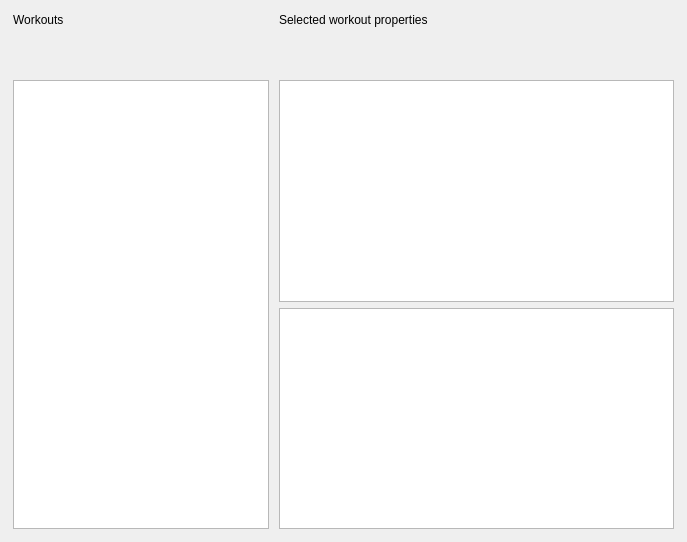
Before: the Qt Designer form src/ui/WorkoutEditor.ui in antongus/kettlebell-timer, drawn with Qt 5.
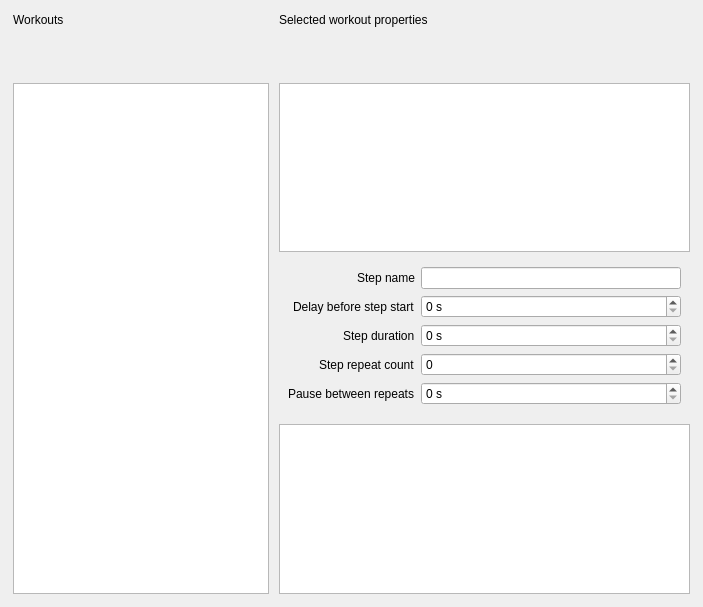
After: the same form once the commit is applied.

Commit message: add ID to Workout class, use it to identify workout

Patch:
```diff
--- a/src/ui/WorkoutEditor.ui
+++ b/src/ui/WorkoutEditor.ui
@@ -6,8 +6,8 @@
    <rect>
     <x>0</x>
     <y>0</y>
-    <width>687</width>
-    <height>542</height>
+    <width>703</width>
+    <height>607</height>
    </rect>
   </property>
   <property name="windowTitle">
@@ -38,6 +38,12 @@
       </item>
       <item>
        <widget class="QWidget" name="widget_4" native="true">
+        <property name="minimumSize">
+         <size>
+          <width>0</width>
+          <height>44</height>
+         </size>
+        </property>
         <layout class="QHBoxLayout" name="horizontalLayout_4">
          <property name="leftMargin">
           <number>1</number>
@@ -161,6 +167,12 @@
       </item>
       <item>
        <widget class="QWidget" name="widget_5" native="true">
+        <property name="minimumSize">
+         <size>
+          <width>0</width>
+          <height>44</height>
+         </size>
+        </property>
         <layout class="QHBoxLayout" name="horizontalLayout_5">
          <property name="leftMargin">
           <number>1</number>
@@ -245,7 +257,84 @@
        </widget>
       </item>
       <item>
-       <widget class="QListWidget" name="listWorkoutProgram"/>
+       <widget class="QListWidget" name="listWorkoutSteps"/>
+      </item>
+      <item>
+       <widget class="QWidget" name="widget_3" native="true">
+        <property name="minimumSize">
+         <size>
+          <width>0</width>
+          <height>160</height>
+         </size>
+        </property>
+        <layout class="QFormLayout" name="formLayout">
+         <property name="labelAlignment">
+          <set>Qt::AlignRight|Qt::AlignTrailing|Qt::AlignVCenter</set>
+         </property>
+         <item row="0" column="0">
+          <widget class="QLabel" name="label_3">
+           <property name="text">
+            <string>Step name</string>
+           </property>
+          </widget>
+         </item>
+         <item row="0" column="1">
+          <widget class="QLineEdit" name="edStepCaption"/>
+         </item>
+         <item row="1" column="0">
+          <widget class="QLabel" name="label_4">
+           <property name="text">
+            <string>Delay before step start</string>
+           </property>
+          </widget>
+         </item>
+         <item row="1" column="1">
+          <widget class="QSpinBox" name="sbDelayBeforeStart">
+           <property name="suffix">
+            <string> s</string>
+           </property>
+          </widget>
+         </item>
+         <item row="2" column="0">
+          <widget class="QLabel" name="label_5">
+           <property name="text">
+            <string>Step duration</string>
+           </property>
+          </widget>
+         </item>
+         <item row="2" column="1">
+          <widget class="QSpinBox" name="sbStepDuration">
+           <property name="suffix">
+            <string> s</string>
+           </property>
+          </widget>
+         </item>
+         <item row="3" column="0">
+          <widget class="QLabel" name="label_6">
+           <property name="text">
+            <string>Step repeat count</string>
+           </property>
+          </widget>
+         </item>
+         <item row="3" column="1">
+          <widget class="QSpinBox" name="sbStepRepeatCount"/>
+         </item>
+         <item row="4" column="0">
+          <widget class="QLabel" name="label_7">
+           <property name="text">
+            <string>Pause between repeats</string>
+           </property>
+          </widget>
+         </item>
+         <item row="4" column="1">
+          <widget class="QSpinBox" name="sbPauseBetweenRepeats">
+           <property name="suffix">
+            <string> s</string>
+           </property>
+          </widget>
+         </item>
+        </layout>
+       </widget>
       </item>
       <item>
        <widget class="QPlainTextEdit" name="edWorkout"/>
```
Left out of the diff: 2 changed lines with no effect on the pictures. The commit also changes 6 other files.
